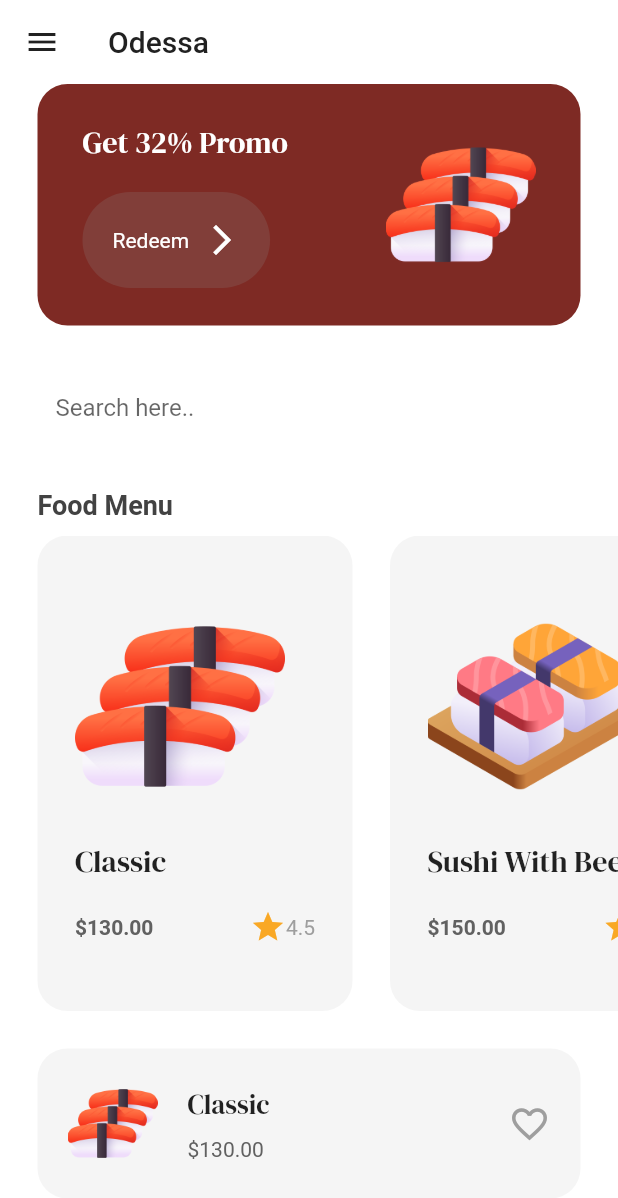
After one commit to CourtlandHillman/Restaurant_app-1.0, a Flutter app: the screen it shows after launch, after a tap on "Get Started", on a phone screen of 412 x 824 dp. The commit adds this screen. Shown: the top 1198 px of the screen. Run offline on Flutter 3.47's test engine with Material 2 defaults, Android fonts, the phone set to English and light mode, and no system bars; our stand-ins replace google_fonts.

Commit message:
Adding menu page with menu list.

```diff
--- a/lib/components/button.dart
+++ b/lib/components/button.dart
@@ -2,13 +2,17 @@ import 'package:flutter/material.dart';
 
 class MyButton extends StatelessWidget {
   final String text;
+  final void Function()? onTap;
    const MyButton({super.key,
    required this.text,
+   this.onTap,
    });
 
   @override
   Widget build(BuildContext context) {
-    return Container(
+    return GestureDetector(
+      onTap: onTap,
+      child: Container(
         decoration: BoxDecoration(
           color: Color.fromARGB(255, 129, 62, 57),
           borderRadius: BorderRadius.circular(40),
@@ -34,6 +38,7 @@ class MyButton extends StatelessWidget {
             ),
           ],
         ),
+      ),
     );
   }
 }
--- /dev/null
+++ b/lib/components/fod_tile.dart
@@ -0,0 +1,70 @@
+import 'package:flutter/material.dart';
+import 'package:google_fonts/google_fonts.dart';
+
+import '../models/food.dart';
+
+class FoodTile extends StatelessWidget {
+  final Food food;
+  const FoodTile({
+    super.key,
+    required this.food,
+  });
+
+  @override
+  Widget build(BuildContext context) {
+    return Container(
+      decoration: BoxDecoration(
+        color: Colors.grey[100],
+        borderRadius: BorderRadius.circular(20),
+      ),
+      margin: const EdgeInsets.only(left:25),
+      padding: EdgeInsets.all(25),
+      child:Column(
+        crossAxisAlignment: CrossAxisAlignment.start,
+        mainAxisAlignment: MainAxisAlignment.spaceEvenly,
+        children: [
+          //image
+        Image.asset(
+          food.imagePath,
+          height: 140,
+        ),
+
+          //text
+        Text(
+          food.name,
+          style:GoogleFonts.dmSerifDisplay(
+            fontSize: 20,
+          ),
+          ),
+
+          //price+ rating
+          SizedBox(
+            width: 160,
+            child:Row(
+              mainAxisAlignment: MainAxisAlignment.spaceBetween,
+              children: [
+
+                Text('\$'+ food.price,
+                style: TextStyle(
+                  fontWeight: FontWeight.bold,
+                  color: Colors.grey[700],
+                ) ,),
+
+                Row(
+                  children: [
+                    Icon(Icons.star ,
+                    color: Colors.yellow[800],) ,
+                    Text(food.rating ,
+                    style: TextStyle(
+                      color: Colors.grey),
+                      ),
+                  ],
+                ),
+              ],
+            ) ,
+          )
+        ],
+      ) ,
+    );
+  }
+}
--- a/lib/main.dart
+++ b/lib/main.dart
@@ -1,5 +1,6 @@
 import 'package:flutter/material.dart';
 import 'package:restaurant_app/pages/intro_page.dart';
+import 'package:restaurant_app/pages/menu_page.dart';
 
 void main() {
   runApp(const MainApp());
@@ -10,10 +11,14 @@ class MainApp extends StatelessWidget {
 
   @override
   Widget build(BuildContext context) {
-    return const MaterialApp(
+    return  MaterialApp(
       home: MaterialApp(
         debugShowCheckedModeBanner: false,
         home: IntroPage(),
+        routes: {
+          '/intropage':(context) =>  const IntroPage(),
+          '/menupage':(context) =>  const MenuPage(),
+         },
       ),
     );
   }
--- /dev/null
+++ b/lib/models/food.dart
@@ -0,0 +1,19 @@
+import 'package:flutter/material.dart';
+
+class Food {
+  String name;
+  String price;
+  String imagePath;
+  String rating;
+
+  Food({
+    required this.name,
+    required this.price,
+    required this.imagePath,
+    required this.rating,
+  });
+  String get _name => name;
+  String get _price => price;
+  String get _imagePath => imagePath;
+  String get _rating => rating;
+}
--- a/lib/pages/intro_page.dart
+++ b/lib/pages/intro_page.dart
@@ -7,7 +7,7 @@ class IntroPage extends StatelessWidget {
 
   @override
   Widget build(BuildContext context) {
-    return  Scaffold(
+    return Scaffold(
       backgroundColor: Color.fromARGB(255, 126, 42, 36),
       body: Padding(
         padding: EdgeInsets.all(8.0),
@@ -15,17 +15,19 @@ class IntroPage extends StatelessWidget {
           crossAxisAlignment: CrossAxisAlignment.start,
           mainAxisAlignment: MainAxisAlignment.spaceEvenly,
           children: [
-          SizedBox(
+            const SizedBox(
               height: 25,
             ),
             //shop_name
-        Text("SUSHI KHAN" ,
+            Text(
+              "SUSHI KHAN",
               style: GoogleFonts.dmSerifDisplay(
                 fontSize: 26,
                 color: Colors.white,
-         ),),
+              ),
+            ),
 
-        SizedBox(
+            const SizedBox(
               height: 25,
             ),
             //icon
@@ -35,29 +37,39 @@ class IntroPage extends StatelessWidget {
             ),
 
             //title
-        Text("THE TASTE OF REAL UKRAINIAN SUSHI",
+            Text(
+              "THE TASTE OF REAL UKRAINIAN SUSHI",
               style: GoogleFonts.dmSerifDisplay(
                 fontSize: 44,
                 color: Colors.white,
-         ),),
+              ),
+            ),
 
-
-        SizedBox(
+            const SizedBox(
               height: 15,
             ),
             //SUBTITLE
-        Text("Feel the taste of the most popular Ukrainian food from anywhere and anytime",
+            Text(
+              "Feel the taste of the most popular Ukrainian food from anywhere and anytime",
               style: GoogleFonts.dmSerifDisplay(
                 fontSize: 12,
-          color: Colors.white,),
+                color: Colors.white,
+              ),
             ),
 
-        SizedBox(
-              height: 25,
+            const SizedBox(
+              height: 10,
             ),
 
             //get started button
-        MyButton(text: "Get Started"),
+            MyButton(
+
+              text: "Get Started",
+              onTap: () {
+                // go to menu page
+                Navigator.pushNamed(context, '/menupage');
+              },
+            ),
           ],
         ),
       ),
--- /dev/null
+++ b/lib/pages/menu_page.dart
@@ -0,0 +1,219 @@
+import 'package:flutter/material.dart';
+import 'package:google_fonts/google_fonts.dart';
+import 'package:restaurant_app/components/button.dart';
+import 'package:restaurant_app/models/food.dart';
+import 'package:restaurant_app/theme/colors.dart';
+
+import '../components/fod_tile.dart';
+
+class MenuPage extends StatefulWidget {
+  const MenuPage({super.key});
+
+  @override
+  State<MenuPage> createState() => _MenuPageState();
+}
+
+class _MenuPageState extends State<MenuPage> {
+//food menu
+  List foodMenu = [
+   //classic
+Food(
+  name: "Classic",
+  price: "130.00",
+  imagePath: "lib/images/classic.png",
+  rating: "4.5"),
+   //beef
+Food(
+  name: "Sushi With Beef",
+  price: "150.00",
+  imagePath: "lib/images/sushi with beef.png",
+  rating: "4.3"),
+   //egg
+Food(
+  name: "Sushi With Salmon's eggs",
+  price: "155.00",
+  imagePath: "lib/images/sushi with egg.png",
+  rating: "4.8"),
+   //salmon
+Food(
+  name: "Sushi With Salmon",
+  price: "145.00",
+  imagePath: "lib/images/sushi with salmon.png",
+  rating: "4.7"),
+  ];
+
+  @override
+  Widget build(BuildContext context) {
+    return Scaffold(
+      backgroundColor: Colors.white,
+      appBar: AppBar(
+        backgroundColor: Colors.transparent,
+        elevation: 0,
+        leading: Icon(
+          Icons.menu,
+          color: Colors.grey[900],
+        ),
+        title: Text(
+          'Odessa',
+          style: TextStyle(
+            color: Colors.grey[900],
+          ),
+        ),
+      ),
+
+      body: Column(
+        crossAxisAlignment: CrossAxisAlignment.start,
+        children: [
+          //promo banner
+          Container(
+            decoration: BoxDecoration(
+              color: primaryColor,
+              borderRadius: BorderRadius.circular(20),
+            ),
+            margin: const EdgeInsets.symmetric(horizontal: 25),
+            padding: const EdgeInsets.symmetric(horizontal: 30, vertical: 25),
+            child: Row(
+              mainAxisAlignment: MainAxisAlignment.spaceBetween,
+              children: [
+                Column(
+                  crossAxisAlignment: CrossAxisAlignment.start,
+                  children: [
+                    Text(
+                      'Get 32% Promo',
+                      style: GoogleFonts.dmSerifDisplay(
+                        fontSize: 20,
+                        color: Colors.white,
+                      ),
+                    ),
+                    const SizedBox(
+                      height: 20,
+                    ),
+                    MyButton(
+                      text: "Redeem",
+                      onTap: () {},
+                    ),
+                  ],
+                ),
+                //image
+                Image.asset(
+                  'lib/images/classic.png',
+                  height: 100,
+                ),
+              ],
+            ),
+          ),
+          const SizedBox(
+            height: 25,
+          ),
+
+          // search
+          Padding(
+            padding: const EdgeInsets.symmetric(horizontal: 25.0),
+            child: TextField(
+              decoration: InputDecoration(
+                  focusedBorder: OutlineInputBorder(
+                    borderSide: BorderSide(color: Colors.white),
+                    borderRadius: BorderRadius.circular(20),
+                  ),
+                  enabledBorder: OutlineInputBorder(
+                    borderSide: BorderSide(color: Colors.white),
+                    borderRadius: BorderRadius.circular(20),
+                   ),
+                   hintText: "Search here..",
+                  ),
+            ),
+          ),
+
+          const SizedBox(
+            height: 25,
+          ),
+
+          Padding(
+            padding: const EdgeInsets.symmetric(horizontal: 25),
+            child: Text(
+              "Food Menu",
+              style: TextStyle(
+                fontWeight: FontWeight.bold,
+                color: Colors.grey[800],
+                fontSize: 18,
+              ),
+            ),
+          ),
+
+          const SizedBox(
+            height: 10,
+          ),
+
+        Expanded(
+
+            child: ListView.builder(
+              scrollDirection: Axis.horizontal,
+              itemCount:foodMenu.length ,
+              itemBuilder: (context , index ) => FoodTile(
+                food: foodMenu[index],
+                ),
+                ),
+
+             ),
+
+             const SizedBox(
+              height: 25,
+             ),
+
+          //pop food
+          Container(
+            decoration: BoxDecoration(
+              color: Colors.grey[100],
+              borderRadius: BorderRadius.circular(20),
+            ),
+            margin: const EdgeInsets.only(left: 25 , right: 25 , bottom: 25),
+            padding: const EdgeInsets.all(20),
+            child: Row(
+              mainAxisAlignment:MainAxisAlignment.spaceBetween ,
+              children: [
+                Row(
+                  children: [
+                    Image.asset(
+                      'lib/images/classic.png',
+                      height: 60,
+                    ),
+                    const SizedBox(width:20 ,),
+                    Column(
+                      crossAxisAlignment: CrossAxisAlignment.start,
+                      children: [
+                        Text("Classic" ,
+                        style: GoogleFonts.dmSerifDisplay(
+                          fontSize: 18,
+                          ),
+                          ),
+              const SizedBox(
+                    height: 10,
+             ),
+
+             Text("\$130.00" , style: TextStyle(
+              color: Colors.grey[700],
+             ),
+             ),
+                      ],
+                    ),
+                  ],
+                ),
+              Icon(
+                Icons.favorite_outline ,
+                color: Colors.grey,
+                size:28 ,)
+              ],
+            ),
+          ),
+
+        ],
+      ),
+
+      // search
+
+      //menu list
+
+      //pop food
+    );
+  }
+}
--- /dev/null
+++ b/lib/theme/colors.dart
@@ -0,0 +1,3 @@
+import 'package:flutter/material.dart';
+
+var primaryColor = const Color.fromARGB(255, 126, 42, 36);
```
Also changed, not shown: 1 other file. Lines whose indentation alone changed are shown as unchanged.
